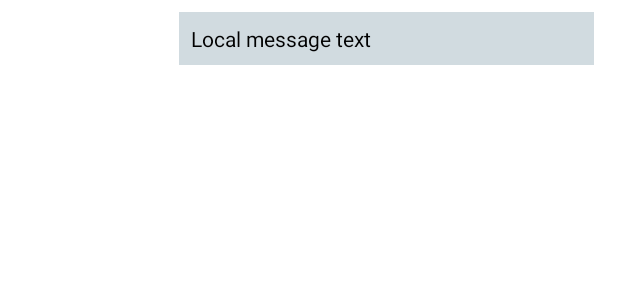
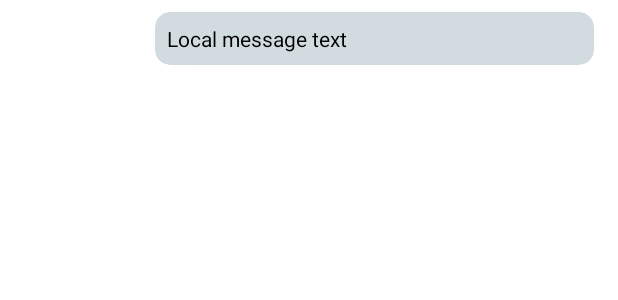
Before and after one commit to raheemadamboev/bluetooth-chat-app, an Android app: the layout card_local_message.xml on its own in the app's theme, with its tools: preview values and no code run, on a phone screen of 412 x 824 dp. Shown: the top 300 px of the screen. Run offline under Robolectric (Android 15) with nearby library versions, the phone set to English and light mode, and no system bars.

Commit message:
card message and adapter
Took 10 minutes

```diff
--- a/app/src/main/java/xyz/teamgravity/bluetoothchat/helper/adapter/chat/LocalMessageViewHolder.kt
+++ b/app/src/main/java/xyz/teamgravity/bluetoothchat/helper/adapter/chat/LocalMessageViewHolder.kt
@@ -7,6 +7,6 @@ import xyz.teamgravity.bluetoothchat.model.MessageModel
 class LocalMessageViewHolder(private val binding: CardLocalMessageBinding) : RecyclerView.ViewHolder(binding.root) {
 
     fun bind(message: MessageModel.LocalMessage) {
-        binding.messageText.text = message.text
+        binding.messageT.text = message.text
     }
 }
--- a/app/src/main/java/xyz/teamgravity/bluetoothchat/helper/adapter/chat/RemoteMessageViewHolder.kt
+++ b/app/src/main/java/xyz/teamgravity/bluetoothchat/helper/adapter/chat/RemoteMessageViewHolder.kt
@@ -7,6 +7,6 @@ import xyz.teamgravity.bluetoothchat.model.MessageModel
 class RemoteMessageViewHolder(private val binding: CardRemoteMessageBinding) : RecyclerView.ViewHolder(binding.root) {
 
     fun bind(message: MessageModel.RemoteMessage) {
-        binding.messageText.text = message.text
+        binding.messageT.text = message.text
     }
 }
--- a/app/src/main/res/layout/card_local_message.xml
+++ b/app/src/main/res/layout/card_local_message.xml
@@ -5,23 +5,28 @@
     android:layout_width="match_parent"
     android:layout_height="wrap_content">
 
-    <TextView
-        android:id="@+id/message_text"
+    <com.google.android.material.card.MaterialCardView
         android:layout_width="0dp"
         android:layout_height="wrap_content"
-        android:layout_marginStart="16dp"
         android:layout_marginTop="8dp"
         android:layout_marginEnd="16dp"
         android:layout_marginBottom="8dp"
-        android:background="@color/local_message_background"
-        android:padding="8dp"
-        android:textColor="#000000"
+        app:cardBackgroundColor="@color/local_message_background"
+        app:cardCornerRadius="10dp"
+        app:cardElevation="2dp"
         app:layout_constraintBottom_toBottomOf="parent"
         app:layout_constraintEnd_toEndOf="parent"
-        app:layout_constraintStart_toStartOf="@+id/guideline"
-        app:layout_constraintTop_toTopOf="parent"
-        app:layout_constraintVertical_bias="0.0"
-        tools:text="Local message text" />
+        app:layout_constraintStart_toStartOf="@id/guideline"
+        app:layout_constraintTop_toTopOf="parent">
+
+        <TextView
+            android:id="@+id/message_t"
+            android:layout_width="match_parent"
+            android:layout_height="match_parent"
+            android:padding="8dp"
+            android:textColor="@color/black"
+            tools:text="Local message text" />
+    </com.google.android.material.card.MaterialCardView>
 
     <androidx.constraintlayout.widget.Guideline
         android:id="@+id/guideline"
```
Also changed, not shown: app/src/main/res/layout/card_remote_message.xml (+15 -10 lines).
